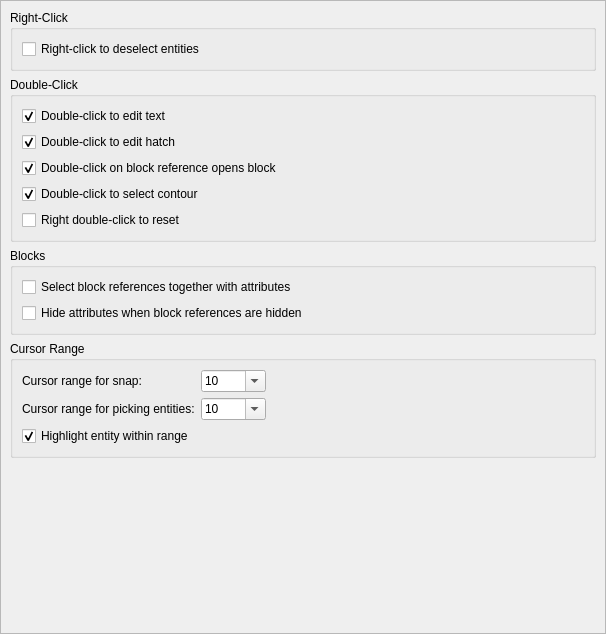
Qt form scripts/Edit/AppPreferences/GraphicsViewPreferences/BehaviorPreferences/PreferencesPage.ui (qcad/qcad) before a commit.
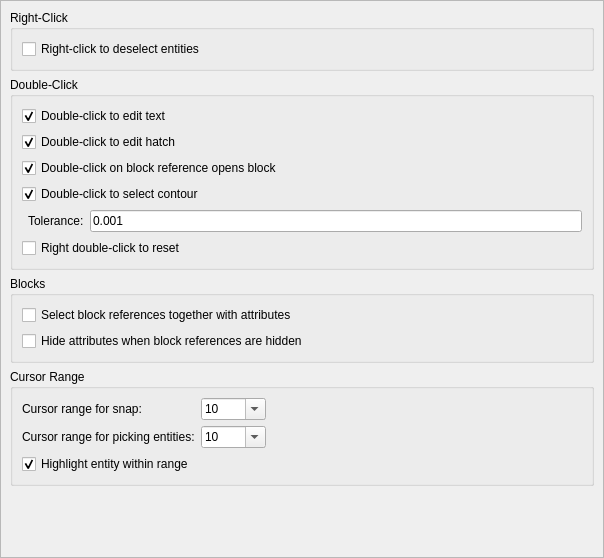
The same form after that commit. Custom widgets are drawn as their Qt base class.

Commit message: configurable tolerance for double-click to select contour

```diff
--- a/scripts/Edit/AppPreferences/GraphicsViewPreferences/BehaviorPreferences/PreferencesPage.ui
+++ b/scripts/Edit/AppPreferences/GraphicsViewPreferences/BehaviorPreferences/PreferencesPage.ui
@@ -6,8 +6,8 @@
    <rect>
     <x>0</x>
     <y>0</y>
-    <width>606</width>
-    <height>634</height>
+    <width>604</width>
+    <height>558</height>
    </rect>
   </property>
   <property name="windowTitle">
@@ -21,8 +21,8 @@
     <rect>
      <x>0</x>
      <y>0</y>
-     <width>604</width>
-     <height>632</height>
+     <width>602</width>
+     <height>556</height>
     </rect>
    </property>
    <layout class="QVBoxLayout" name="verticalLayout_4">
@@ -88,6 +88,27 @@
          </property>
         </widget>
        </item>
+       <item>
+        <layout class="QHBoxLayout" name="horizontalLayout_2">
+         <item>
+          <widget class="QWidget" name="widget" native="true"/>
+         </item>
+         <item>
+          <widget class="QLabel" name="label_3">
+           <property name="text">
+            <string>Tolerance:</string>
+           </property>
+          </widget>
+         </item>
+         <item>
+          <widget class="RMathLineEdit" name="DoubleClickSelectContourTolerance">
+           <property name="text">
+            <string>0.001</string>
+           </property>
+          </widget>
+         </item>
+        </layout>
+       </item>
        <item>
         <widget class="QCheckBox" name="RightDoubleClickToReset">
          <property name="text">
@@ -281,6 +302,13 @@
    </layout>
   </widget>
  </widget>
+ <customwidgets>
+  <customwidget>
+   <class>RMathLineEdit</class>
+   <extends>QLineEdit</extends>
+   <header>RMathLineEdit.h</header>
+  </customwidget>
+ </customwidgets>
  <resources/>
  <connections/>
 </ui>
```
Left out of the diff: 35 changed lines with no effect on the pictures. The commit also changes 1 other file.
